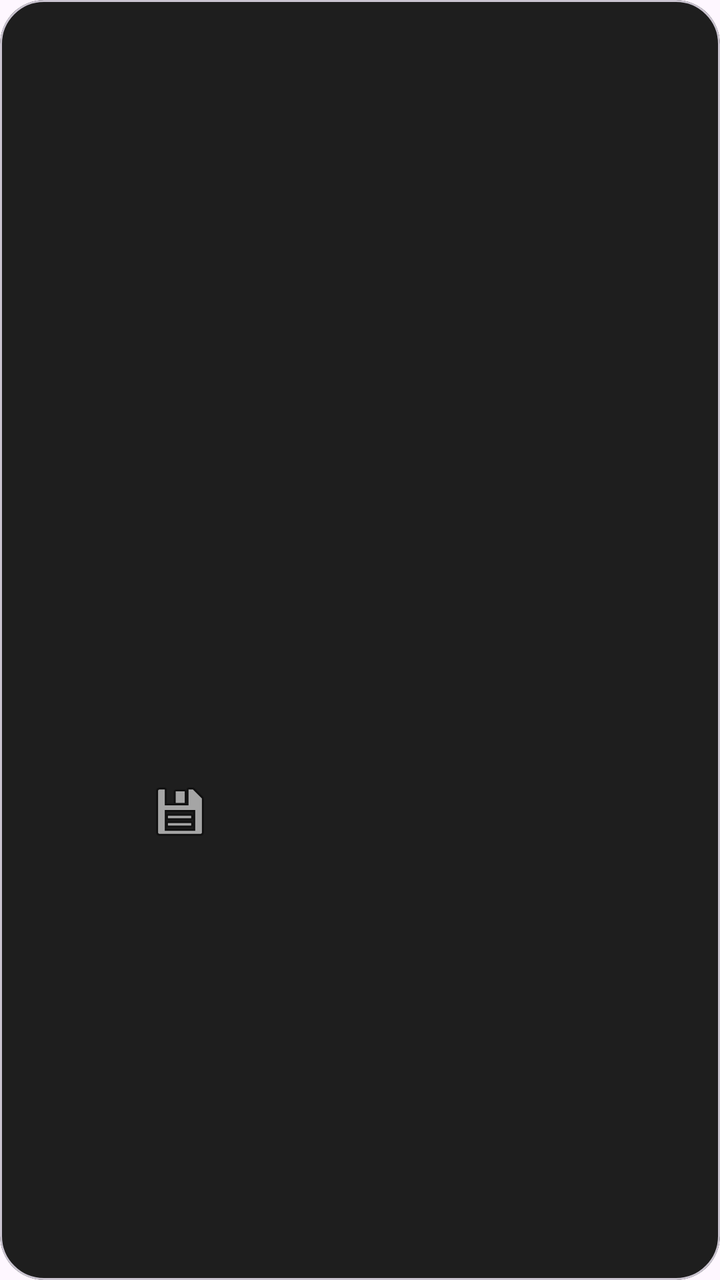
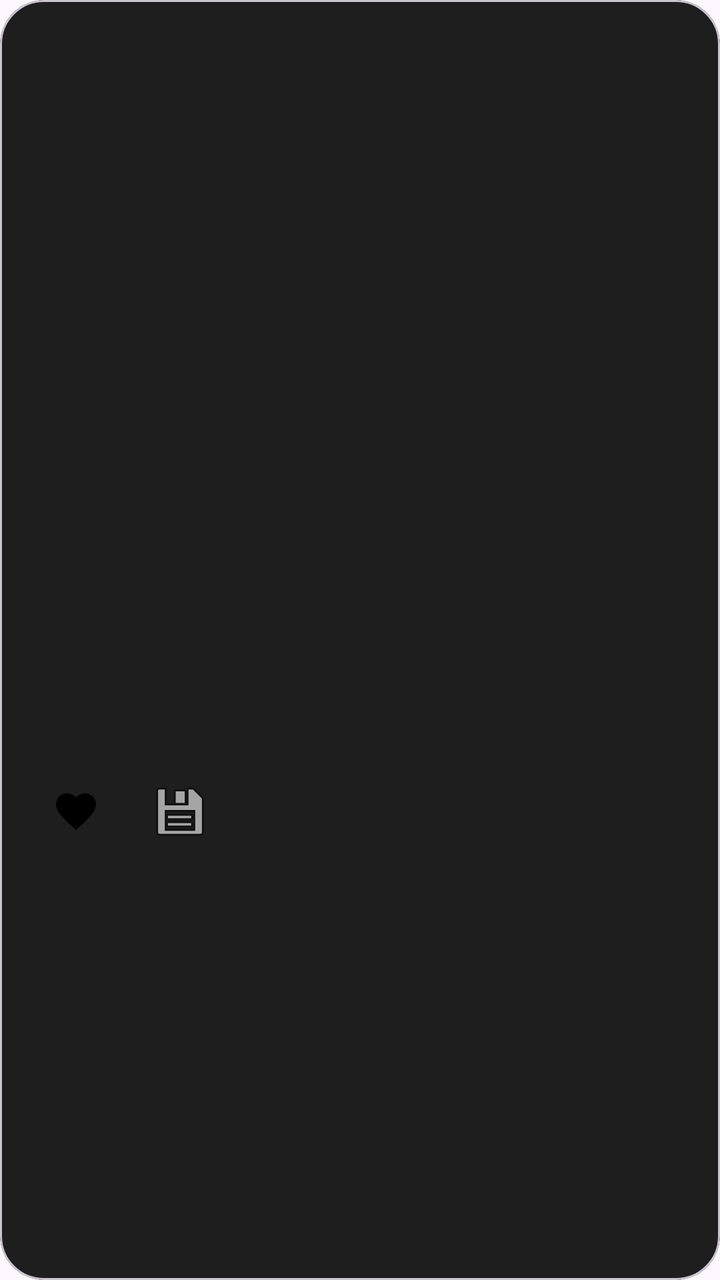

Screens rendered from an Android XML layout before and after an edit, with the pre-edit source and the edit as a unified diff.
<!-- AndroidManifest.xml: application theme Theme.StudyGram -->
<!-- res/layout/item_post.xml -->
<?xml version="1.0" encoding="utf-8"?>
<com.google.android.material.card.MaterialCardView
    xmlns:android="http://schemas.android.com/apk/res/android"
    xmlns:app="http://schemas.android.com/apk/res-auto"

    android:layout_width="match_parent"
    android:layout_height="wrap_content"
    android:layout_margin="12dp"

    app:cardCornerRadius="22dp"
    app:cardBackgroundColor="#1E1E1E">

    <LinearLayout
        android:layout_width="match_parent"
        android:layout_height="wrap_content"
        android:orientation="vertical"
        android:padding="18dp">

        <TextView
            android:id="@+id/tvUsername"
            android:layout_width="wrap_content"
            android:layout_height="wrap_content"
            android:textStyle="bold"
            android:textColor="#FFFFFF"
            android:textSize="16sp"/>


        <TextView
            android:id="@+id/tvSubject"
            android:layout_width="wrap_content"
            android:layout_height="wrap_content"
            android:textColor="#BB86FC"
            android:textStyle="bold"
            android:textSize="14sp"/>

        <TextView
            android:id="@+id/tvTitle"
            android:layout_width="wrap_content"
            android:layout_height="wrap_content"
            android:textColor="#FFFFFF"
            android:textSize="22sp"
            android:textStyle="bold"
            android:layout_marginHorizontal="14dp"
            android:layout_marginVertical="8dp"/>

        <ImageView
            android:id="@+id/imgPost"
            android:layout_width="match_parent"
            android:layout_height="220dp"
            android:layout_marginTop="12dp"
            android:adjustViewBounds="true"
            android:scaleType="centerCrop"/>

        <TextView
            android:id="@+id/tvDescription"
            android:layout_width="match_parent"
            android:layout_height="wrap_content"
            android:textColor="#D6D6D6"
            android:textSize="16sp"
            android:layout_marginTop="10dp"/>

        <LinearLayout
            android:layout_width="match_parent"
            android:layout_height="wrap_content"
            android:orientation="horizontal"
            android:layout_marginTop="18dp">

            <ImageButton
                android:id="@+id/btnLike"
                android:layout_width="40dp"
                android:layout_height="40dp"
                android:background="@android:color/transparent"
                android:src="android:drawable/ic_heart"/>

            <TextView
                android:id="@+id/tvLikes"
                android:layout_width="wrap_content"
                android:layout_height="wrap_content"
                android:textColor="#BB86FC"
                android:textStyle="bold"
                android:layout_marginTop="10dp"/>

            <ImageButton
                android:id="@+id/btnSave"
                android:layout_width="40dp"
                android:layout_height="40dp"
                android:layout_marginStart="12dp"
                android:background="@android:color/transparent"
                android:src="@android:drawable/ic_menu_save"/>
        </LinearLayout>

    </LinearLayout>

</com.google.android.material.card.MaterialCardView>
<!-- resources referenced by this layout -->
<resources>
  <style name="Theme.StudyGram" parent="Base.Theme.StudyGram" />
  <style name="Base.Theme.StudyGram" parent="Theme.Material3.DayNight.NoActionBar">
          
          
      </style>
</resources>

<!-- the commit's change to res/layout/item_post.xml (unified diff, before → after) -->
@@ -70,7 +70,7 @@
                 android:layout_width="40dp"
                 android:layout_height="40dp"
                 android:background="@android:color/transparent"
-                android:src="android:drawable/ic_heart"/>
+                android:src="@drawable/ic_heart"/>
 
             <TextView
                 android:id="@+id/tvLikes"
<!-- resource entries referenced after the edit -->
@@ -1,5 +1,11 @@
 <!-- resources referenced by this layout -->
 <resources>
+  <!-- drawable ic_heart (drawable) -->
+  <vector xmlns:android="http://schemas.android.com/apk/res/android" android:height="24dp" android:tint="#000000" android:viewportHeight="24" android:viewportWidth="24" android:width="24dp">
+        
+      <path android:fillColor="@android:color/white" android:pathData="M12,21.35l-1.45,-1.32C5.4,15.36 2,12.28 2,8.5 2,5.42 4.42,3 7.5,3c1.74,0 3.41,0.81 4.5,2.09C13.09,3.81 14.76,3 16.5,3 19.58,3 22,5.42 22,8.5c0,3.78 -3.4,6.86 -8.55,11.54L12,21.35z"/>
+      
+  </vector>
   <style name="Theme.StudyGram" parent="Base.Theme.StudyGram" />
   <style name="Base.Theme.StudyGram" parent="Theme.Material3.DayNight.NoActionBar">
           
